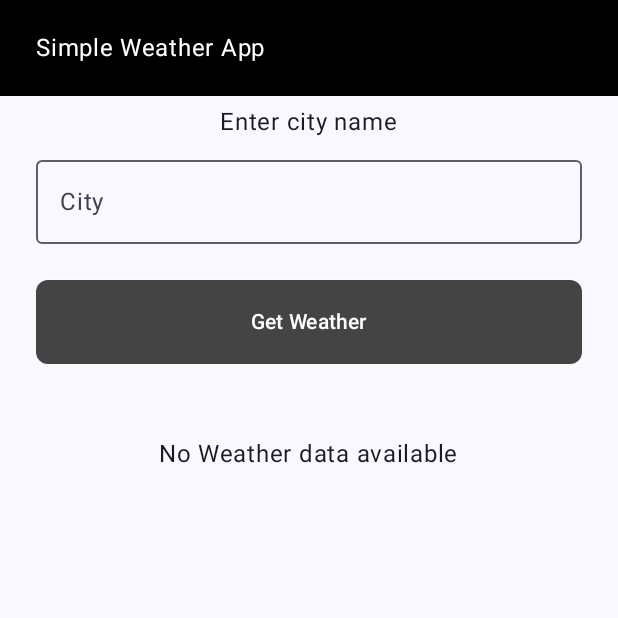
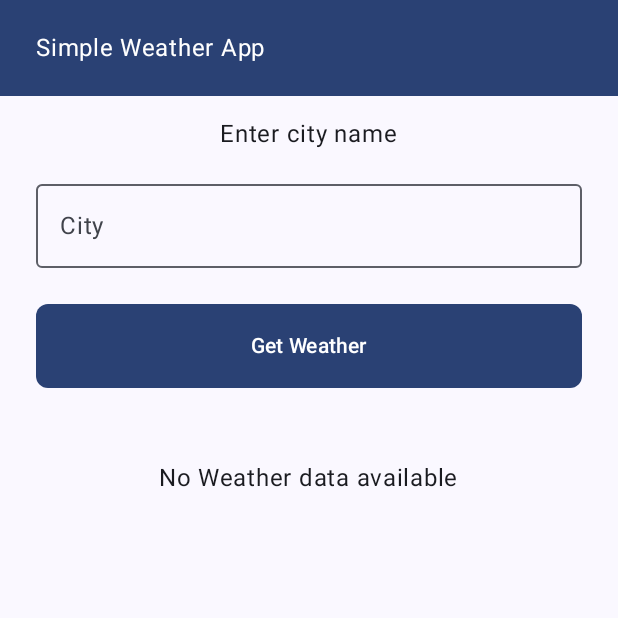
Before and after one commit to cban/SimpleWeatherApp, an Android app built with Jetpack Compose: the screen it shows after launch (MainActivity), on a phone screen of 412 x 824 dp, the top half of it. Run offline under Robolectric (Android 15) with nearby library versions, the phone set to English and light mode, and no system bars; our stand-ins replace Dagger/Hilt's generated code; pictures from the network do not load.

Commit message:
support light and dark mode

```diff
--- a/app/src/main/java/com/application/simpleweatherapp/ui/components/LoadingIndicator.kt
+++ b/app/src/main/java/com/application/simpleweatherapp/ui/components/LoadingIndicator.kt
@@ -5,6 +5,7 @@ import androidx.compose.foundation.layout.fillMaxWidth
 import androidx.compose.foundation.layout.padding
 import androidx.compose.foundation.layout.size
 import androidx.compose.material3.CircularProgressIndicator
+import androidx.compose.material3.MaterialTheme
 import androidx.compose.runtime.Composable
 import androidx.compose.ui.Alignment
 import androidx.compose.ui.Modifier
@@ -19,6 +20,10 @@ fun LoadingIndicator() {
             .padding(16.dp),
         contentAlignment = Alignment.Center
     ) {
-        CircularProgressIndicator()
+        CircularProgressIndicator(
+            color = MaterialTheme.colorScheme.primary,
+            strokeWidth = 4.dp,
+            modifier = Modifier.size(128.dp),
+        )
     }
 }
--- a/app/src/main/java/com/application/simpleweatherapp/ui/components/PrimaryButton.kt
+++ b/app/src/main/java/com/application/simpleweatherapp/ui/components/PrimaryButton.kt
@@ -5,6 +5,7 @@ import androidx.compose.foundation.layout.height
 import androidx.compose.foundation.shape.RoundedCornerShape
 import androidx.compose.material3.Button
 import androidx.compose.material3.ButtonDefaults
+import androidx.compose.material3.MaterialTheme
 import androidx.compose.material3.Text
 import androidx.compose.runtime.Composable
 import androidx.compose.ui.Modifier
@@ -17,8 +18,6 @@ fun PrimaryButton(
     text: String,
     onClick: () -> Unit,
     modifier: Modifier,
-    buttonColor: Color = Color.DarkGray,
-    textColor: Color = Color.White,
     height: Dp = 56.dp,
     shape: RoundedCornerShape = RoundedCornerShape(8.dp)
 ) {
@@ -27,9 +26,12 @@ fun PrimaryButton(
         modifier = modifier
             .fillMaxWidth()
             .height(height),
-        colors = ButtonDefaults.buttonColors(buttonColor),
+        colors = ButtonDefaults.buttonColors(
+            containerColor = MaterialTheme.colorScheme.primary,
+            contentColor = MaterialTheme.colorScheme.onPrimary
+        ),
         shape = shape,
     ) {
-        Text(text, color = textColor)
+        Text(text)
     }
 }
--- a/app/src/main/java/com/application/simpleweatherapp/ui/home/CurrentWeatherHomeScreen.kt
+++ b/app/src/main/java/com/application/simpleweatherapp/ui/home/CurrentWeatherHomeScreen.kt
@@ -68,14 +68,14 @@ fun WeatherContent(
                     Text(
                         text = stringResource(R.string.app_name),
                         style = MaterialTheme.typography.bodyLarge,
-                        color = Color.White,
+                        color = MaterialTheme.colorScheme.onPrimary,
                         modifier = Modifier.padding(8.dp)
                     )
                 },
                 colors = TopAppBarDefaults.topAppBarColors(
-                    containerColor = Color.Black,
-                    navigationIconContentColor = Color.White,
-                    actionIconContentColor = Color.White
+                    containerColor = MaterialTheme.colorScheme.primary,
+                    navigationIconContentColor = MaterialTheme.colorScheme.onPrimary,
+                    actionIconContentColor = MaterialTheme.colorScheme.onPrimary
                 )
             )
         }
@@ -89,7 +89,7 @@ fun WeatherContent(
             var cityName by remember { mutableStateOf("") }
             Text(
                 stringResource(R.string.enter_city_name), modifier = Modifier
-                    .padding(8.dp)
+                    .padding(16.dp)
                     .align(Alignment.CenterHorizontally),
                 style = MaterialTheme.typography.bodyLarge
             )
@@ -97,7 +97,9 @@ fun WeatherContent(
                 value = cityName,
                 onValueChange = { cityName = it },
                 label = { Text(stringResource(R.string.city)) },
-                modifier = Modifier.fillMaxWidth().padding( horizontal = 24.dp)
+                modifier = Modifier
+                    .fillMaxWidth()
+                    .padding(horizontal = 24.dp)
             )
 
             PrimaryButton(
--- a/app/src/main/java/com/application/simpleweatherapp/ui/theme/Theme.kt
+++ b/app/src/main/java/com/application/simpleweatherapp/ui/theme/Theme.kt
@@ -9,28 +9,42 @@ import androidx.compose.material3.dynamicDarkColorScheme
 import androidx.compose.material3.dynamicLightColorScheme
 import androidx.compose.material3.lightColorScheme
 import androidx.compose.runtime.Composable
+import androidx.compose.ui.graphics.Color
 import androidx.compose.ui.platform.LocalContext
 
+
 private val DarkColorScheme = darkColorScheme(
-    primary = Purple80,
-    secondary = PurpleGrey80,
-    tertiary = Pink80
+    primary = Color.White,
+    onPrimary = Color.Black,
+
+    secondary = Color.LightGray,
+    onSecondary = Color.Black,
+
+    tertiary = Color.Gray,
+    onTertiary = Color.Black,
+
+    background = Color.Black,
+    onBackground = Color.White,
+
+    surface = Color(0xFF121212),
+    onSurface = Color.White
 )
 
 private val LightColorScheme = lightColorScheme(
-    primary = Purple40,
-    secondary = PurpleGrey40,
-    tertiary = Pink40
+    primary = Color(0xFF1565C0),
+    onPrimary = Color.White,
 
-    /* Other default colors to override
+    secondary = Color(0xFF00ACC1),
+    onSecondary = Color.White,
+
+    tertiary = Color(0xFF8E24AA),
+    onTertiary = Color.White,
+
     background = Color(0xFFFFFBFE),
-    surface = Color(0xFFFFFBFE),
-    onPrimary = Color.White,
-    onSecondary = Color.White,
-    onTertiary = Color.White,
     onBackground = Color(0xFF1C1B1F),
-    onSurface = Color(0xFF1C1B1F),
-    */
+
+    surface = Color(0xFFFFFFFF),
+    onSurface = Color(0xFF1C1B1F)
 )
 
 @Composable
--- a/app/src/main/java/com/application/simpleweatherapp/ui/theme/Type.kt
+++ b/app/src/main/java/com/application/simpleweatherapp/ui/theme/Type.kt
@@ -14,8 +14,7 @@ val Typography = Typography(
         fontSize = 16.sp,
         lineHeight = 24.sp,
         letterSpacing = 0.5.sp
-    )
-    /* Other default text styles to override
+    ),
     titleLarge = TextStyle(
         fontFamily = FontFamily.Default,
         fontWeight = FontWeight.Normal,
@@ -30,5 +29,4 @@ val Typography = Typography(
         lineHeight = 16.sp,
         letterSpacing = 0.5.sp
     )
-    */
 )
```
